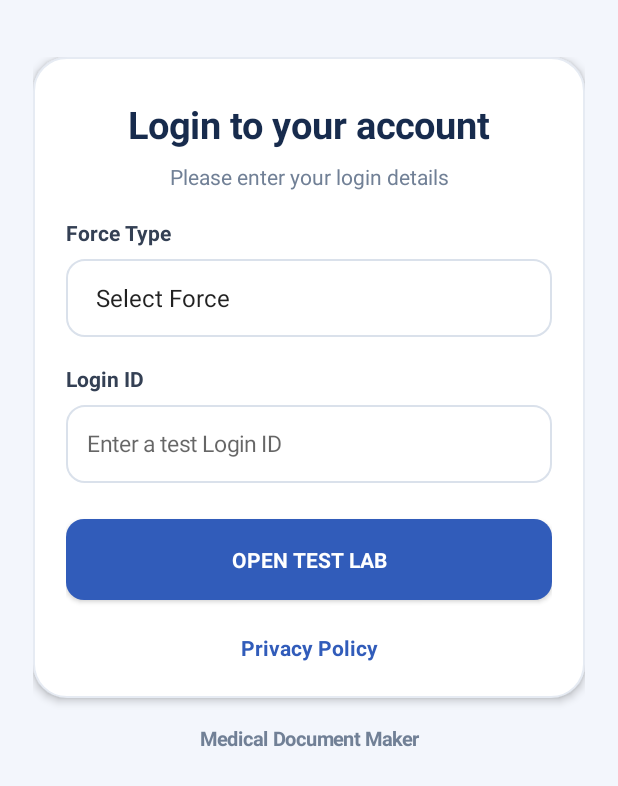
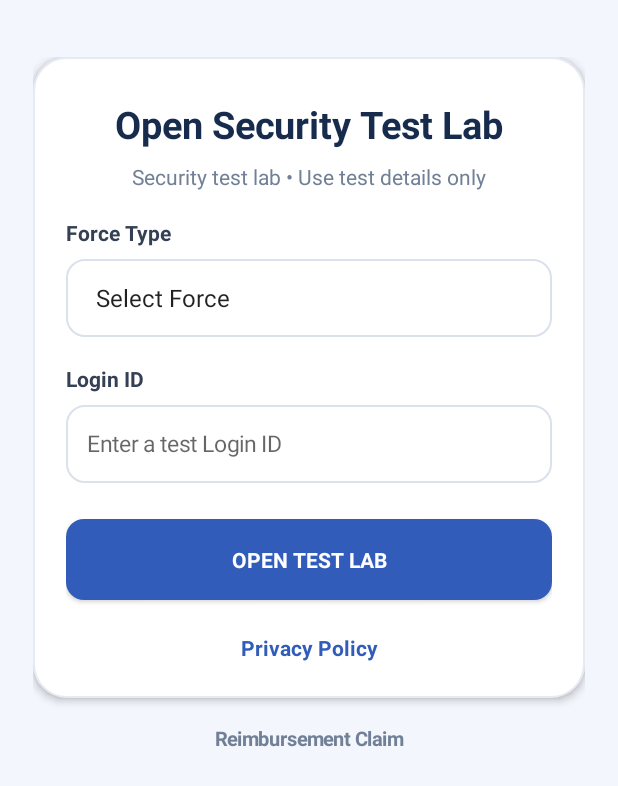
Before and after one commit to Sachinrajpooot/Reimbursement-Claim, an Android app: the screen it shows after launch (MainActivity), on a phone screen of 412 x 824 dp. Shown: the top 786 px of the screen. Run offline under Robolectric (Android 15) with nearby library versions, the phone set to English and light mode, and no system bars.

Commit message:
Restore Reimbursement Claim security lab branding: app/src/main/java/com/reimbursement/claim/MainActivity.java

```diff
--- a/app/src/main/java/com/reimbursement/claim/MainActivity.java
+++ b/app/src/main/java/com/reimbursement/claim/MainActivity.java
@@ -68,10 +68,10 @@ public class MainActivity extends Activity {
         card.setElevation(dp(3));
         outer.addView(card, new LinearLayout.LayoutParams(-1, -2));
 
-        TextView heading = text("Login to your account", 25, Color.rgb(23, 43, 77), true);
+        TextView heading = text("Open Security Test Lab", 25, Color.rgb(23, 43, 77), true);
         heading.setGravity(Gravity.CENTER);
         card.addView(heading);
-        TextView sub = text("Please enter your login details", 14, Color.rgb(113, 128, 150), false);
+        TextView sub = text("Security test lab • Use test details only", 14, Color.rgb(113, 128, 150), false);
         sub.setGravity(Gravity.CENTER);
         LinearLayout.LayoutParams subP = new LinearLayout.LayoutParams(-1, -2);
         subP.topMargin = dp(8);
@@ -126,7 +126,7 @@ public class MainActivity extends Activity {
             }
         });
 
-        TextView footer = text("Medical Document Maker", 13, Color.rgb(113, 128, 150), true);
+        TextView footer = text("Reimbursement Claim", 13, Color.rgb(113, 128, 150), true);
         footer.setGravity(Gravity.CENTER);
         LinearLayout.LayoutParams footerP = new LinearLayout.LayoutParams(-1, -2);
         footerP.topMargin = dp(18);
```
